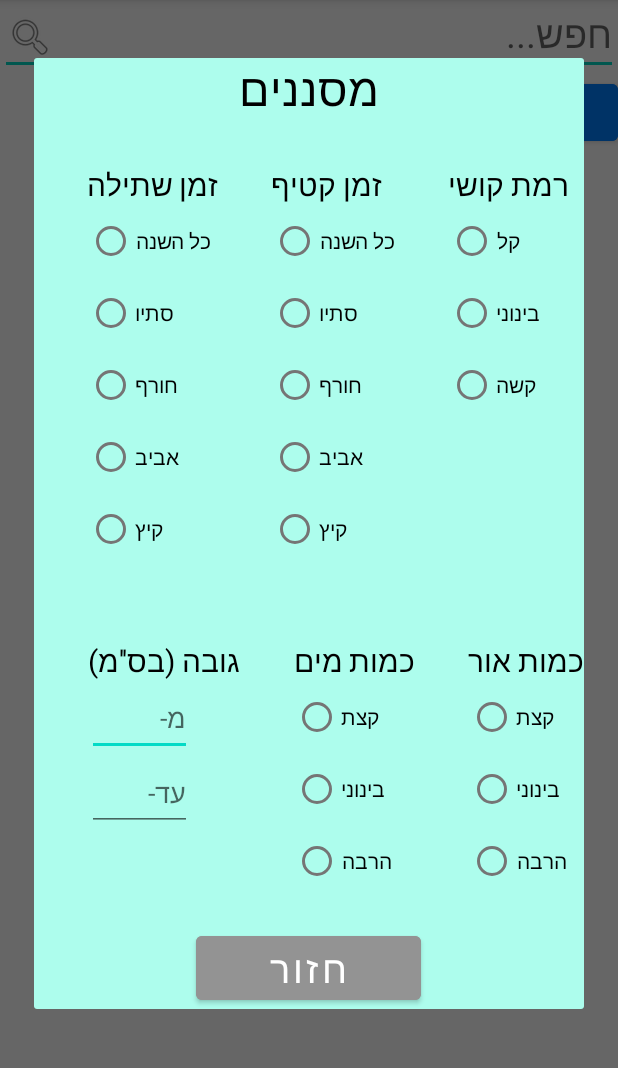
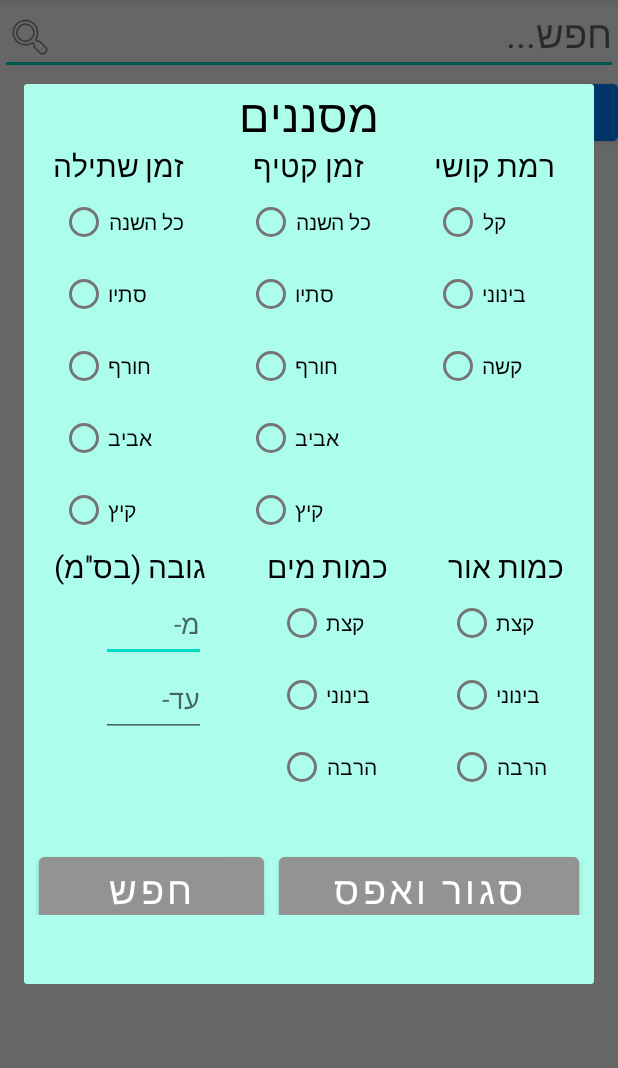
Before and after one commit to nitai234/WikyBotany, an Android app: the screen it shows after launch (MainActivity), after a tap on "מסננים", on a phone screen of 412 x 824 dp, the part 84-1152 px from its top. Run offline under Robolectric (Android 15) with nearby library versions, the phone set to English and light mode, and no system bars.

Commit message:
כמעט סיום של המסננים

```diff
--- /dev/null
+++ b/app/src/main/java/com/example/wikybotany/AppHelp.java
@@ -0,0 +1,15 @@
+package com.example.wikybotany;
+
+public class AppHelp
+{
+    public static void search1()  //פעולת עזר של חיפוש עם מילת מפתח
+    {
+
+    }
+
+    public static void search2() //פיולת עזר של חיפוש עם קריטריונים
+    {
+
+    }
+
+}
--- a/app/src/main/java/com/example/wikybotany/Filters.java
+++ b/app/src/main/java/com/example/wikybotany/Filters.java
@@ -7,16 +7,18 @@ public class Filters
     private int plantTime; // 0= כל השנה, 1= סתיו, 2= חורף, 3= אביב, 4= קיץ,
     private int pickTime; //כנ"ל
     private int difficult; // 1= קל, 2= בינוני, 3= קשה
-    private int high;
+    private int highMin;
+    private int highMax;
     private int water; // 1= קצת, 2= בינוני, 3= הרבה
     private int light; //כנ"ל
 
-    public Filters(int plantTime, int pickTime, int difficult, int high, int water, int light)
+    public Filters(int plantTime, int pickTime, int difficult, int highMin, int highMax, int water, int light)
     {
         this.plantTime = plantTime;
         this.pickTime = pickTime;
         this.difficult = difficult;
-        this.high = high;
+        this.highMin = highMin;
+        this.highMax = highMax;
         this.water = water;
         this.light = light;
     }
@@ -26,18 +28,30 @@ public class Filters
         this.plantTime = -1;
         this.pickTime = -1;
         this.difficult = -1;
-        this.high = -1;
+        this.highMin = 0;
+        this.highMax = 0;
         this.water = -1;
         this.light = -1;
     }
 
     public boolean isFilters()
     {
-        if ((this.pickTime + this.plantTime + this.difficult + this.high + this.water + this.light) != -6)
+        if ((this.pickTime + this.plantTime + this.difficult  + this.water + this.light) != -5)
         {
             return true;
         }
         return false;
+    }
+
+    public void clean()
+    {
+        this.plantTime = -1;
+        this.pickTime = -1;
+        this.difficult = -1;
+        this.highMin = 0;
+        this.highMax = 0;
+        this.water = -1;
+        this.light = -1;
     }
 
     public int getPlantTime() {
@@ -64,12 +78,20 @@ public class Filters
         this.difficult = difficult;
     }
 
-    public int getHigh() {
-        return high;
+    public int getHighMin() {
+        return highMin;
     }
 
-    public void setHigh(int high) {
-        this.high = high;
+    public void setHighMin(int high) {
+        this.highMin = high;
+    }
+
+    public int getHighMax() {
+        return highMin;
+    }
+
+    public void setHighMax(int high) {
+        this.highMin = high;
     }
 
     public int getWater() {
@@ -87,4 +109,5 @@ public class Filters
     public void setLight(int light) {
         this.light = light;
     }
+
 }
--- a/app/src/main/java/com/example/wikybotany/MainActivity.java
+++ b/app/src/main/java/com/example/wikybotany/MainActivity.java
@@ -26,6 +26,7 @@ public class MainActivity extends AppCompatActivity implements /*AdapterView.OnI
     EditText ETsearch;
     Dialog DIfilters;
     Filters filters;
+
     @Override
     protected void onCreate(Bundle savedInstanceState) {
         super.onCreate(savedInstanceState);
@@ -75,9 +76,49 @@ public class MainActivity extends AppCompatActivity implements /*AdapterView.OnI
         DIfilters = new Dialog(this);
         DIfilters.setContentView(R.layout.dialog_filters);
         DIfilters.setTitle("מסננים");
+        DIfilters.setCancelable(true);
 
-        RadioGroup RGpick = findViewById(R.id.RGpickTime);
+
+        RadioGroup RGplant = DIfilters.findViewById(R.id.RGplntTime);
+        RGplant.check(filters.getPlantTime());
+
+        RadioGroup RGpick = DIfilters.findViewById(R.id.RGpickTime);
         RGpick.check(filters.getPickTime());
+
+        RadioGroup RGdifficult = DIfilters.findViewById(R.id.RGdifficult);
+        RGdifficult.check(filters.getDifficult());
+
+        RadioGroup RGwater = DIfilters.findViewById(R.id.RGwater);
+        RGwater.check(filters.getWater());
+
+        RadioGroup RGlight = DIfilters.findViewById(R.id.RGlight);
+        RGlight.check(filters.getLight());
+
+        EditText ETDhighMin, ETDhighMax;
+        ETDhighMin = DIfilters.findViewById(R.id.ETDhighMin);
+        ETDhighMax = DIfilters.findViewById(R.id.ETDhighMax);
+        if (filters.getHighMin() != 0)
+        {
+            ETDhighMin.setText(filters.getHighMin());
+        }
+        if (filters.getHighMax() != 0)
+        {
+            ETDhighMax.setText(filters.getHighMax());
+        }
+
+
+        Button BTDsearch, BTDback;
+        BTDback = DIfilters.findViewById(R.id.BTDback);
+        BTDsearch = DIfilters.findViewById(R.id.BTDsearch);
+
+        DIfilters.show();
+        RGplant.setOnCheckedChangeListener(new RadioGroup.OnCheckedChangeListener() {
+            @Override
+            public void onCheckedChanged(RadioGroup radioGroup, int i) {
+                filters.setPickTime(i);
+            }
+        });
+
         RGpick.setOnCheckedChangeListener(new RadioGroup.OnCheckedChangeListener() {
             @Override
             public void onCheckedChanged(RadioGroup radioGroup, int i) {
@@ -85,15 +126,51 @@ public class MainActivity extends AppCompatActivity implements /*AdapterView.OnI
             }
         });
 
-        RadioGroup RGplant = findViewById(R.id.RGplntTime);
-        RGplant.setOnCheckedChangeListener(new RadioGroup.OnCheckedChangeListener() {
+        RGdifficult.setOnCheckedChangeListener(new RadioGroup.OnCheckedChangeListener() {
             @Override
             public void onCheckedChanged(RadioGroup radioGroup, int i) {
-                filters.setPickTime(i);
+                filters.setDifficult(i);
             }
         });
 
-        DIfilters.show();
+        RGwater.setOnCheckedChangeListener(new RadioGroup.OnCheckedChangeListener() {
+            @Override
+            public void onCheckedChanged(RadioGroup radioGroup, int i) {
+                filters.setWater(i);
+            }
+        });
+
+        RGlight.setOnCheckedChangeListener(new RadioGroup.OnCheckedChangeListener() {
+            @Override
+            public void onCheckedChanged(RadioGroup radioGroup, int i) {
+                filters.setLight(i);
+            }
+        });
+        if (!ETDhighMin.getText().toString().equals(""))
+        {
+            filters.setHighMin(Integer.parseInt(ETDhighMin.getText().toString()));
+        }
+        if (!ETDhighMin.getText().toString().equals(""))
+        {
+            filters.setHighMax(Integer.parseInt(ETDhighMax.getText().toString()));
+        }
+
+        BTDback.setOnClickListener(new View.OnClickListener() {
+            @Override
+            public void onClick(View view) {
+                filters.clean();
+                DIfilters.dismiss();
+            }
+        });
+
+        BTDsearch.setOnClickListener(new View.OnClickListener() {
+            @Override
+            public void onClick(View view) {
+                AppHelp.search2();
+            }
+        });
+
+
 
     }
 
@@ -127,7 +204,6 @@ public class MainActivity extends AppCompatActivity implements /*AdapterView.OnI
         return true;
     }
 
-
 //    @Override
 //    public void onItemSelected(AdapterView<?> adapterView, View view, int i, long l)
 //    {
--- a/app/src/main/res/layout/dialog_filters.xml
+++ b/app/src/main/res/layout/dialog_filters.xml
@@ -1,7 +1,7 @@
 <?xml version="1.0" encoding="utf-8"?>
 <LinearLayout xmlns:android="http://schemas.android.com/apk/res/android"
-    android:layout_width="match_parent"
-    android:layout_height="match_parent"
+    android:layout_width="500dp"
+    android:layout_height="600dp"
     android:layout_gravity="center"
     android:orientation="vertical"
     android:background="#7750FBD9">
@@ -15,152 +15,154 @@
         android:textColor="#000000"
         android:layout_gravity="center"/>
 
+
     <LinearLayout
-        android:layout_width="wrap_content"
+        android:layout_width="match_parent"
         android:layout_height="wrap_content"
-        android:orientation="horizontal"
-        android:layout_marginTop="30dp">
+        android:orientation="horizontal">
 
 
         <LinearLayout
-            android:layout_width="wrap_content"
+            android:layout_width="0dp"
             android:layout_height="wrap_content"
-            android:orientation="vertical"
-            android:layout_marginLeft="35dp">
+            android:layout_weight="1"
+            android:gravity="right"
+            android:orientation="vertical">
 
             <TextView
                 android:layout_width="wrap_content"
                 android:layout_height="wrap_content"
                 android:text="זמן שתילה"
-                android:textSize="20sp"
-                android:textColor="#000000"/>
+                android:textColor="#000000"
+                android:textSize="20sp" />
 
             <RadioGroup
+                android:id="@+id/RGpickTime"
                 android:layout_width="wrap_content"
-                android:layout_height="wrap_content"
-                android:id="@+id/RGpickTime">
+                android:layout_height="wrap_content">
 
                 <RadioButton
+                    android:id="@+id/Pick0"
                     android:layout_width="wrap_content"
                     android:layout_height="wrap_content"
-                    android:id="@+id/Pick0"
-                    android:text="כל השנה"/>
+                    android:text="כל השנה" />
 
                 <RadioButton
+                    android:id="@+id/Pick1"
                     android:layout_width="wrap_content"
                     android:layout_height="wrap_content"
-                    android:id="@+id/Pick1"
                     android:text="סתיו" />
 
                 <RadioButton
+                    android:id="@+id/Pick2"
                     android:layout_width="wrap_content"
                     android:layout_height="wrap_content"
-                    android:id="@+id/Pick2"
-                    android:text="חורף"/>
+                    android:text="חורף" />
 
                 <RadioButton
+                    android:id="@+id/Pick3"
                     android:layout_width="wrap_content"
                     android:layout_height="wrap_content"
-                    android:id="@+id/Pick3"
-                    android:text="אביב"/>
+                    android:text="אביב" />
 
                 <RadioButton
+                    android:id="@+id/Pick4"
                     android:layout_width="wrap_content"
                     android:layout_height="wrap_content"
-                    android:id="@+id/Pick4"
-                    android:text="קיץ"/>
+                    android:text="קיץ" />
 
             </RadioGroup>
         </LinearLayout>
 
 
         <LinearLayout
-            android:layout_width="wrap_content"
+            android:layout_width="0dp"
             android:layout_height="wrap_content"
-            android:orientation="vertical"
-            android:layout_marginLeft="35dp">
+            android:layout_weight="1"
+            android:gravity="center"
+            android:orientation="vertical">
 
             <TextView
                 android:layout_width="wrap_content"
                 android:layout_height="wrap_content"
                 android:text="זמן קטיף"
-                android:textSize="20sp"
-                android:textColor="#000000"/>
+                android:textColor="#000000"
+                android:textSize="20sp" />
 
             <RadioGroup
+                android:id="@+id/RGplntTime"
                 android:layout_width="wrap_content"
-                android:layout_height="wrap_content"
-                android:id="@+id/RGplntTime">
+                android:layout_height="wrap_content">
 
                 <RadioButton
+                    android:id="@+id/Plant0"
                     android:layout_width="wrap_content"
                     android:layout_height="wrap_content"
-                    android:id="@+id/Plant0"
-                    android:text="כל השנה"/>
+                    android:text="כל השנה" />
 
                 <RadioButton
+                    android:id="@+id/Plant1"
                     android:layout_width="wrap_content"
                     android:layout_height="wrap_content"
-                    android:id="@+id/Plant1"
                     android:text="סתיו" />
 
                 <RadioButton
+                    android:id="@+id/Plant2"
                     android:layout_width="wrap_content"
                     android:layout_height="wrap_content"
-                    android:id="@+id/Plant2"
-                    android:text="חורף"/>
+                    android:text="חורף" />
 
                 <RadioButton
+                    android:id="@+id/Plant3"
                     android:layout_width="wrap_content"
                     android:layout_height="wrap_content"
-                    android:id="@+id/Plant3"
-                    android:text="אביב"/>
+                    android:text="אביב" />
 
                 <RadioButton
+                    android:id="@+id/Plant4"
                     android:layout_width="wrap_content"
                     android:layout_height="wrap_content"
-                    android:id="@+id/Plant4"
-                    android:text="קיץ"/>
+                    android:text="קיץ" />
 
             </RadioGroup>
         </LinearLayout>
 
 
         <LinearLayout
-            android:layout_width="wrap_content"
+            android:layout_width="0dp"
             android:layout_height="wrap_content"
-            android:orientation="vertical"
-            android:layout_marginLeft="35dp">
+            android:layout_weight="1"
+            android:orientation="vertical">
 
             <TextView
                 android:layout_width="wrap_content"
                 android:layout_height="wrap_content"
                 android:text="רמת קושי"
-                android:textSize="20sp"
-                android:textColor="#000000"/>
+                android:textColor="#000000"
+                android:textSize="20sp" />
 
             <RadioGroup
+                android:id="@+id/RGdifficult"
                 android:layout_width="wrap_content"
-                android:layout_height="wrap_content"
-                android:id="@+id/RGdifficult">
+                android:layout_height="wrap_content">
 
                 <RadioButton
+                    android:id="@+id/difficult1"
                     android:layout_width="wrap_content"
                     android:layout_height="wrap_content"
-                    android:id="@+id/difficult1"
-                    android:text="קל"/>
+                    android:text="קל" />
 
                 <RadioButton
+                    android:id="@+id/difficult2"
                     android:layout_width="wrap_content"
                     android:layout_height="wrap_content"
-                    android:id="@+id/difficult2"
-                    android:text="בינוני"/>
+                    android:text="בינוני" />
 
                 <RadioButton
+                    android:id="@+id/difficult3"
                     android:layout_width="wrap_content"
                     android:layout_height="wrap_content"
-                    android:id="@+id/difficult3"
-                    android:text="קשה"/>
+                    android:text="קשה" />
 
             </RadioGroup>
         </LinearLayout>
@@ -168,20 +170,19 @@
 
     </LinearLayout>
 
-
-
     <LinearLayout
-        android:layout_width="wrap_content"
+        android:layout_width="match_parent"
         android:layout_height="wrap_content"
         android:orientation="horizontal"
-        android:layout_marginTop="50dp">
+        android:gravity="right">
 
 
         <LinearLayout
             android:layout_width="wrap_content"
             android:layout_height="wrap_content"
+            android:gravity="right"
             android:orientation="vertical"
-            android:layout_marginLeft="35dp">
+            android:layout_weight="1">
 
             <TextView
                 android:layout_width="wrap_content"
@@ -193,15 +194,17 @@
            <EditText
                android:layout_width="70dp"
                android:layout_height="50dp"
-               android:id="@+id/EThighF"
+               android:id="@+id/ETDhighMin"
                android:hint="מ-"
+               android:inputType="number"
                />
 
             <EditText
                 android:layout_width="70dp"
                 android:layout_height="50dp"
-                android:id="@+id/EThighT"
-                android:hint="עד-"/>
+                android:id="@+id/ETDhighMax"
+                android:hint="עד-"
+                android:inputType="number"/>
         </LinearLayout>
 
 
@@ -209,7 +212,8 @@
             android:layout_width="wrap_content"
             android:layout_height="wrap_content"
             android:orientation="vertical"
-            android:layout_marginLeft="35dp">
+            android:gravity="center"
+            android:layout_weight="1">
 
             <TextView
                 android:layout_width="wrap_content"
@@ -249,7 +253,7 @@
             android:layout_width="wrap_content"
             android:layout_height="wrap_content"
             android:orientation="vertical"
-            android:layout_marginLeft="35dp">
+            android:layout_weight="1">
 
             <TextView
                 android:layout_width="wrap_content"
@@ -285,16 +289,33 @@
         </LinearLayout>
 
     </LinearLayout>
-    <Button
-        android:layout_width="150dp"
+    <LinearLayout
+        android:layout_width="match_parent"
         android:layout_height="wrap_content"
-        android:id="@+id/BTDback"
-        android:layout_gravity="center"
-        android:layout_marginTop="20dp"
-        android:backgroundTint="#939393"
-        android:text="חזור"
-        android:textSize="25dp"
-        android:textColor="#FFFFFF"
-        />
-
+        android:orientation="horizontal"
+        android:gravity="center">
+        <Button
+            android:layout_width="150dp"
+            android:layout_height="wrap_content"
+            android:id="@+id/BTDsearch"
+            android:layout_gravity="center"
+            android:layout_marginTop="20dp"
+            android:layout_marginRight="10dp"
+            android:backgroundTint="#939393"
+            android:text="חפש"
+            android:textSize="25dp"
+            android:textColor="#FFFFFF"
+            />
+        <Button
+            android:layout_width="200dp"
+            android:layout_height="wrap_content"
+            android:id="@+id/BTDback"
+            android:layout_gravity="center"
+            android:layout_marginTop="20dp"
+            android:backgroundTint="#939393"
+            android:text="סגור ואפס"
+            android:textSize="25dp"
+            android:textColor="#FFFFFF"
+            />
+    </LinearLayout>
 </LinearLayout>
```
